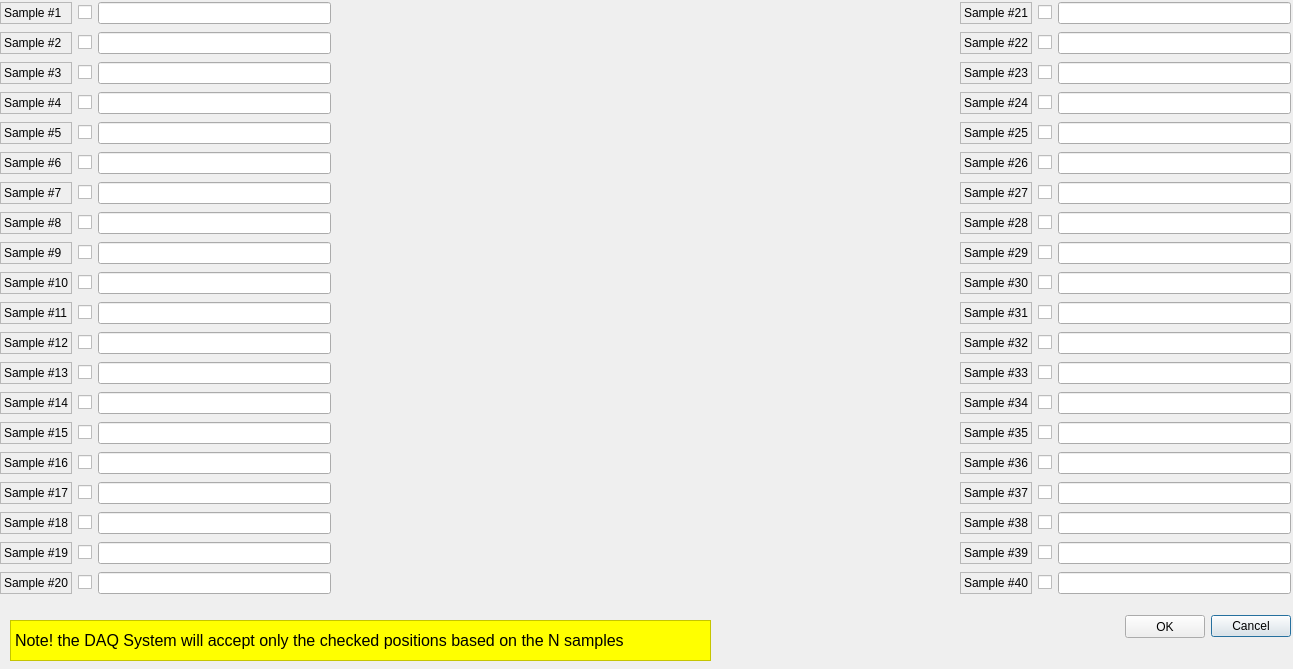
First picture: the form in UI/DAQ_Tool/MS/samples.ui, repository SESAME-Synchrotron/MS-XPD-ScanTool, before the edit.
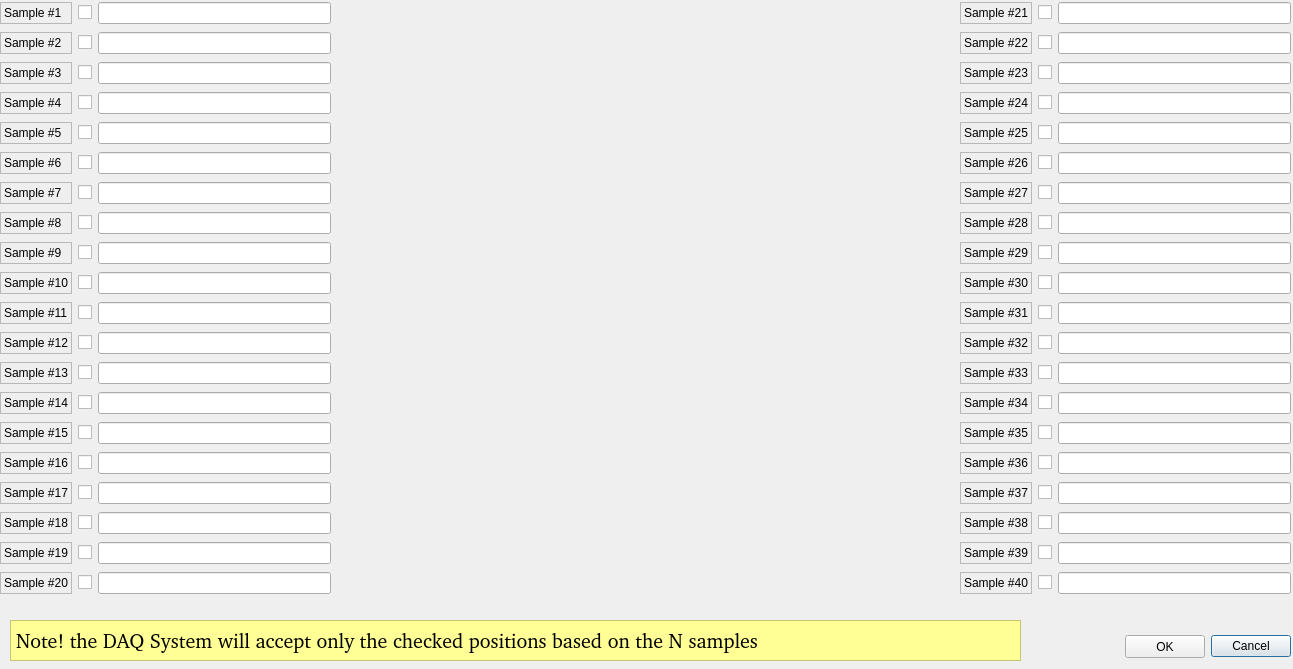
Second picture: the form after the edit. Icons and pictures are not drawn. Custom widgets are drawn as their Qt base class.

```diff
--- a/UI/DAQ_Tool/MS/samples.ui
+++ b/UI/DAQ_Tool/MS/samples.ui
@@ -17,7 +17,7 @@
    <property name="geometry">
     <rect>
      <x>950</x>
-     <y>610</y>
+     <y>630</y>
      <width>341</width>
      <height>32</height>
     </rect>
@@ -1925,7 +1925,7 @@
    <property name="geometry">
     <rect>
      <x>1125</x>
-     <y>615</y>
+     <y>635</y>
      <width>80</width>
      <height>23</height>
     </rect>
@@ -1945,17 +1945,18 @@
     <rect>
      <x>10</x>
      <y>620</y>
-     <width>701</width>
+     <width>1011</width>
      <height>41</height>
     </rect>
    </property>
    <property name="font">
     <font>
-     <pointsize>12</pointsize>
+     <family>Nimbus Mono PS [urw]</family>
+     <pointsize>15</pointsize>
     </font>
    </property>
    <property name="styleSheet">
-    <string notr="true">background-color: rgb(255, 255, 0);</string>
+    <string notr="true">background-color: rgb(255, 255, 150)</string>
    </property>
    <property name="frameShape">
     <enum>QFrame::StyledPanel</enum>
```
